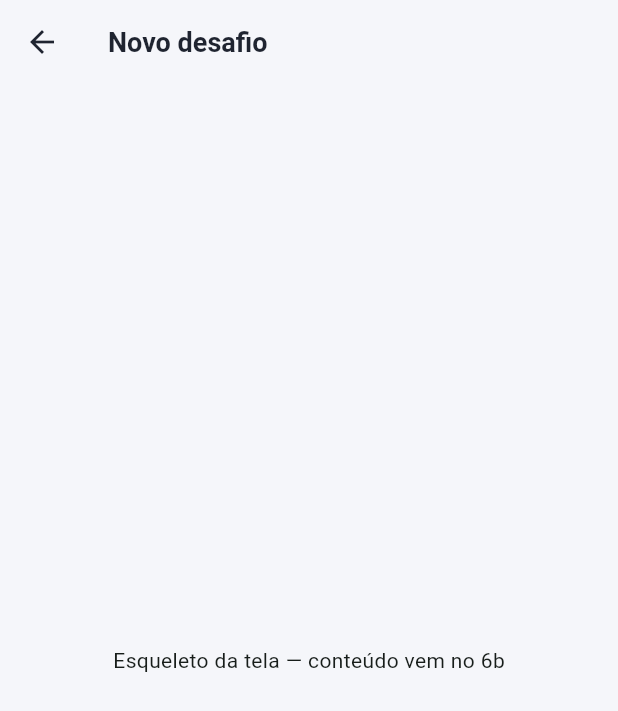
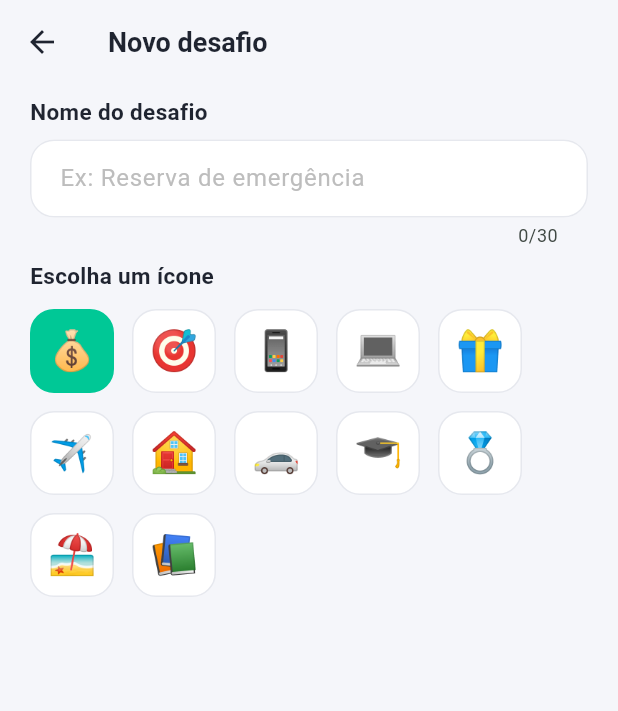
Before and after one commit to cristopherlima-dev/desafio_dos_depositos, a Flutter app: the NovoDesafioScreen screen opened directly, on a phone screen of 412 x 824 dp. Shown: the top 711 px of the screen. Run offline on Flutter 3.47's test engine with Material 3 defaults, Android fonts, the phone set to English and light mode, and no system bars.

Commit message:
feat: adiciona campo de nome e selecao de icone na tela de novo desafio

```diff
--- a/lib/screens/novo_desafio_screen.dart
+++ b/lib/screens/novo_desafio_screen.dart
@@ -9,13 +9,71 @@ class NovoDesafioScreen extends StatefulWidget {
 
 class _NovoDesafioScreenState extends State<NovoDesafioScreen> {
   // Mesmas cores da HomeScreen (por ora duplicadas; centralizar depois).
+  static const Color _verde = Color(0xFF00C896);
   static const Color _escuro = Color(0xFF1F2430);
+  static const Color _borda = Color(0xFFE6E8EE);
+
+  // Controla o texto digitado no campo de nome.
+  final TextEditingController _nomeController = TextEditingController();
+
+  // Opções de ícone. Uma lista simples de emojis.
+  static const List<String> _emojis = [
+    '💰',
+    '🎯',
+    '📱',
+    '💻',
+    '🎁',
+    '✈️',
+    '🏠',
+    '🚗',
+    '🎓',
+    '💍',
+    '🏖️',
+    '📚',
+  ];
+
+  // Estado da seleção: começa com um default (nunca fica vazio).
+  String _emojiSelecionado = '💰';
+
+  @override
+  void dispose() {
+    // Libera o controller quando a tela sai da árvore. Sem isso, vaza memória.
+    _nomeController.dispose();
+    super.dispose();
+  }
+
+  /// Monta um quadradinho de emoji selecionável.
+  Widget _buildOpcaoEmoji(String emoji) {
+    final bool selecionado = emoji == _emojiSelecionado;
+
+    return GestureDetector(
+      onTap: () {
+        setState(() {
+          _emojiSelecionado = emoji;
+        });
+      },
+      child: AnimatedContainer(
+        duration: const Duration(milliseconds: 150),
+        width: 56,
+        height: 56,
+        decoration: BoxDecoration(
+          color: selecionado ? _verde : Colors.white,
+          borderRadius: BorderRadius.circular(16),
+          border: Border.all(
+            color: selecionado ? _verde : _borda,
+            width: selecionado ? 2 : 1,
+          ),
+        ),
+        alignment: Alignment.center,
+        child: Text(emoji, style: const TextStyle(fontSize: 26)),
+      ),
+    );
+  }
 
   @override
   Widget build(BuildContext context) {
     return Scaffold(
       appBar: AppBar(
-        // Sem cor de fundo própria: deixa o F5F6FA do tema aparecer.
         backgroundColor: Colors.transparent,
         surfaceTintColor: Colors.transparent,
         elevation: 0,
@@ -27,13 +85,76 @@ class _NovoDesafioScreenState extends State<NovoDesafioScreen> {
             fontWeight: FontWeight.bold,
           ),
         ),
-        // A seta de voltar é inserida automaticamente pelo Navigator.
         iconTheme: const IconThemeData(color: _escuro),
       ),
-      body: const SafeArea(
-        child: Padding(
-          padding: EdgeInsets.symmetric(horizontal: 20),
-          child: Center(child: Text('Esqueleto da tela — conteúdo vem no 6b')),
+      body: SafeArea(
+        child: SingleChildScrollView(
+          padding: const EdgeInsets.symmetric(horizontal: 20),
+          child: Column(
+            crossAxisAlignment: CrossAxisAlignment.start,
+            children: [
+              const SizedBox(height: 8),
+
+              // --- Campo: nome do desafio ---
+              const Text(
+                'Nome do desafio',
+                style: TextStyle(
+                  color: _escuro,
+                  fontSize: 15,
+                  fontWeight: FontWeight.w600,
+                ),
+              ),
+              const SizedBox(height: 8),
+              TextField(
+                controller: _nomeController,
+                maxLength: 30,
+                textCapitalization: TextCapitalization.sentences,
+                style: const TextStyle(color: _escuro, fontSize: 16),
+                decoration: InputDecoration(
+                  hintText: 'Ex: Reserva de emergência',
+                  hintStyle: TextStyle(color: Colors.grey.shade400),
+                  filled: true,
+                  fillColor: Colors.white,
+                  contentPadding: const EdgeInsets.symmetric(
+                    horizontal: 16,
+                    vertical: 14,
+                  ),
+                  border: OutlineInputBorder(
+                    borderRadius: BorderRadius.circular(16),
+                    borderSide: const BorderSide(color: _borda),
+                  ),
+                  enabledBorder: OutlineInputBorder(
+                    borderRadius: BorderRadius.circular(16),
+                    borderSide: const BorderSide(color: _borda),
+                  ),
+                  focusedBorder: OutlineInputBorder(
+                    borderRadius: BorderRadius.circular(16),
+                    borderSide: const BorderSide(color: _verde, width: 2),
+                  ),
+                ),
+              ),
+
+              const SizedBox(height: 8),
+
+              // --- Seleção de ícone ---
+              const Text(
+                'Escolha um ícone',
+                style: TextStyle(
+                  color: _escuro,
+                  fontSize: 15,
+                  fontWeight: FontWeight.w600,
+                ),
+              ),
+              const SizedBox(height: 12),
+              Wrap(
+                spacing: 12,
+                runSpacing: 12,
+                children: _emojis.map(_buildOpcaoEmoji).toList(),
+              ),
+
+              const SizedBox(height: 24),
+            ],
+          ),
         ),
       ),
     );
```
